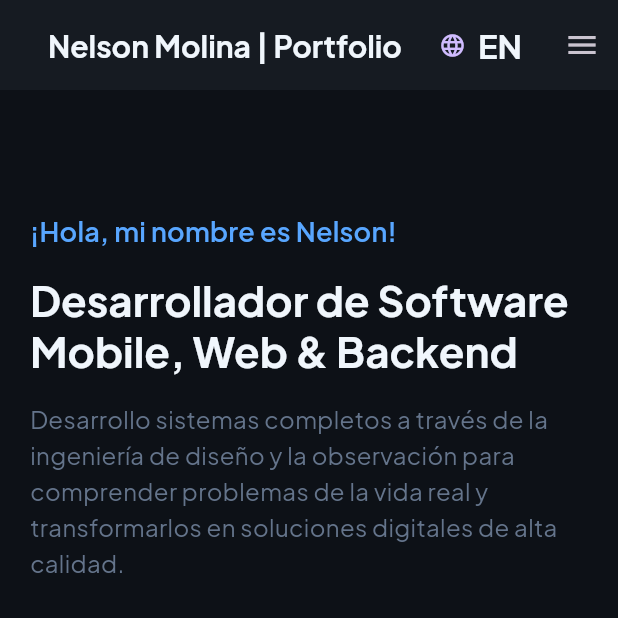
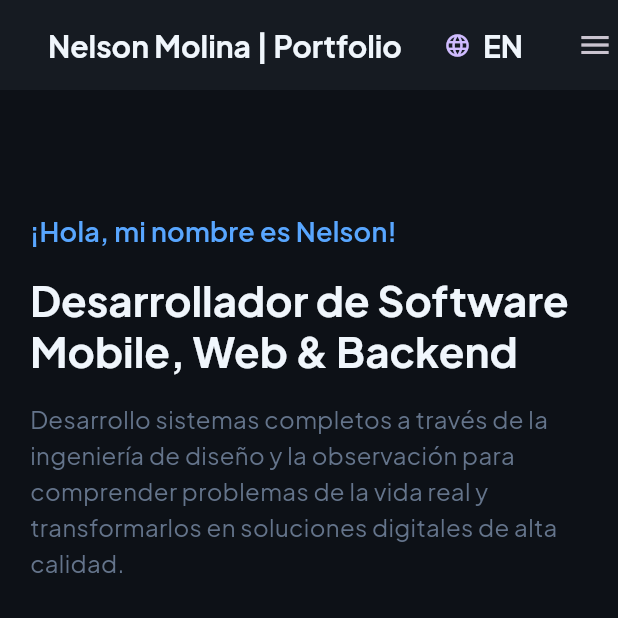
Before and after one commit to Nmol2711/portfolio-, a Flutter app: the screen it shows after launch, on a phone screen of 412 x 824 dp, the top half of it. Run offline on Flutter 3.47's test engine with Material 3 defaults, Android fonts, the phone set to English and light mode, and no system bars; our stand-ins replace flutter_svg, google_fonts.

Commit message:
padding button

```diff
--- a/lib/features/home/presentation/widgets/custom_navbar.dart
+++ b/lib/features/home/presentation/widgets/custom_navbar.dart
@@ -117,13 +117,16 @@ class _BuilButtonLanguage extends StatelessWidget {
 
   @override
   Widget build(BuildContext context) {
-    return TextButton.icon(
-      onPressed: onLanguageChanged,
-      label: Text(
-        isEnglish ? 'ES' : 'EN',
-        style: Theme.of(context).textTheme.titleLarge,
+    return Padding(
+      padding: const EdgeInsets.all(8.0),
+      child: TextButton.icon(
+        onPressed: onLanguageChanged,
+        label: Text(
+          isEnglish ? 'ES' : 'EN',
+          style: Theme.of(context).textTheme.titleLarge?.copyWith(fontSize: 20),
+        ),
+        icon: Icon(Icons.language),
       ),
-      icon: Icon(Icons.language),
     );
   }
 }
```
